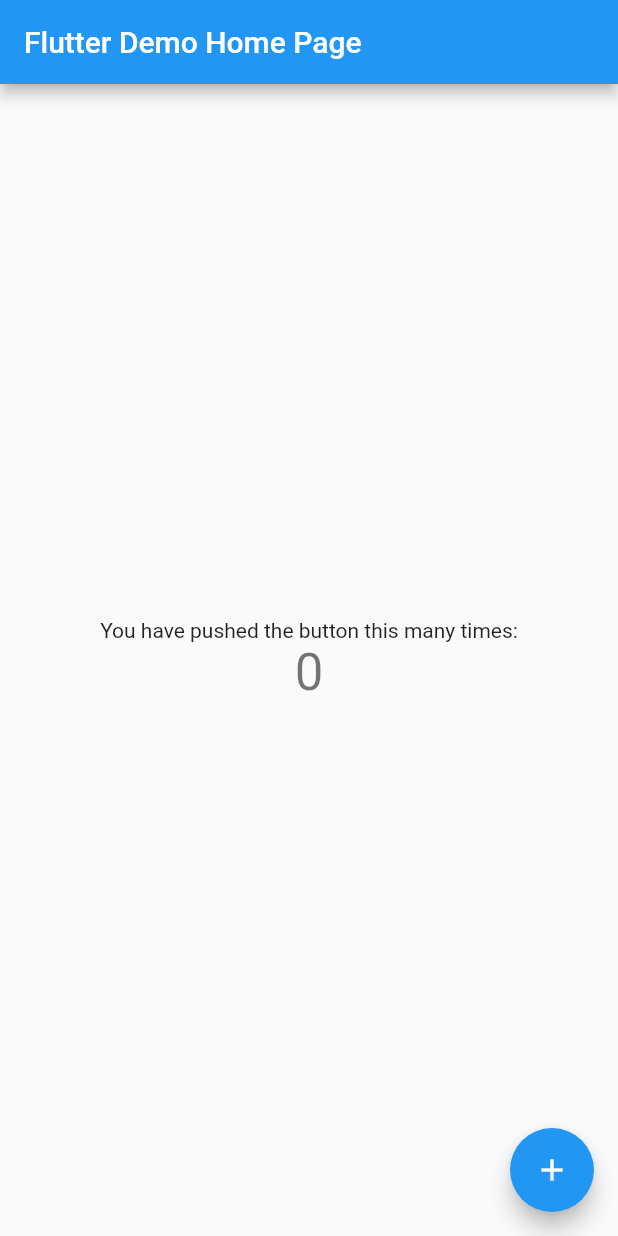
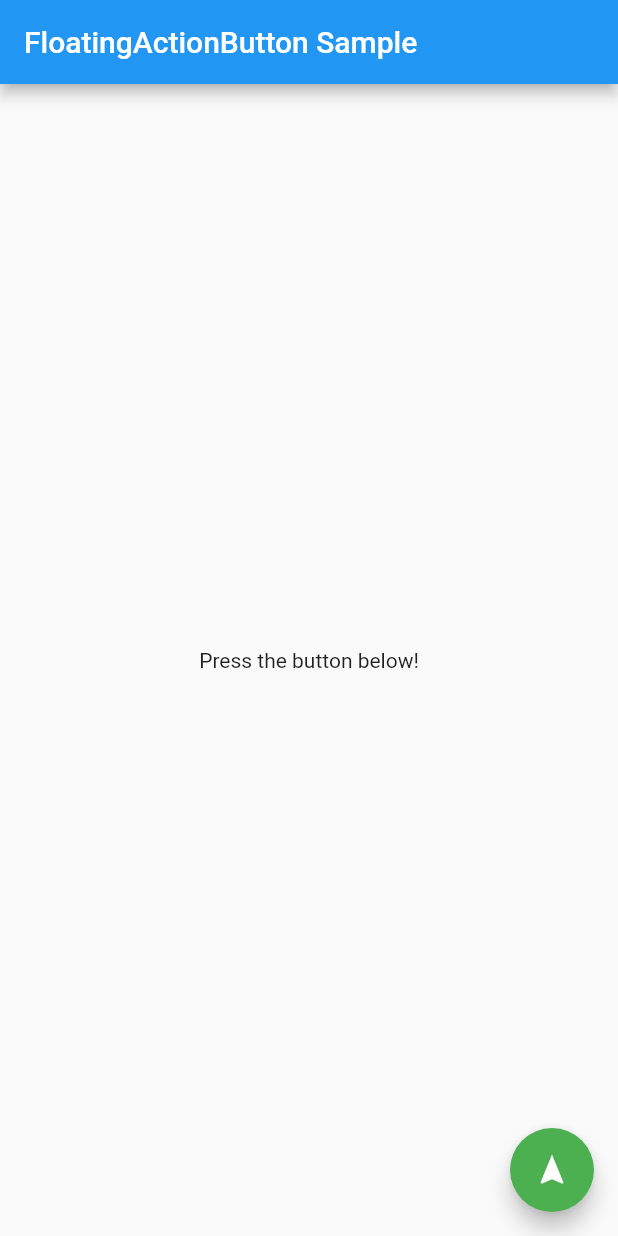
Before and after one commit to lisper-inmove/flutter-examples, a Flutter app: the screen it shows after launch, on a phone screen of 412 x 824 dp. Run offline on Flutter 3.47's test engine with Material 2 defaults, Android fonts, the phone set to English and light mode, and no system bars.

Commit message:
FloatingActionButton example 1

```diff
--- a/lib/main.dart
+++ b/lib/main.dart
@@ -1,115 +1,35 @@
 import 'package:flutter/material.dart';
 
-void main() {
-  runApp(const MyApp());
-}
+void main() => runApp(const MyApp());
 
 class MyApp extends StatelessWidget {
   const MyApp({super.key});
 
-  // This widget is the root of your application.
   @override
   Widget build(BuildContext context) {
-    return MaterialApp(
-      title: 'Flutter Demo',
-      theme: ThemeData(
-        // This is the theme of your application.
-        //
-        // Try running your application with "flutter run". You'll see the
-        // application has a blue toolbar. Then, without quitting the app, try
-        // changing the primarySwatch below to Colors.green and then invoke
-        // "hot reload" (press "r" in the console where you ran "flutter run",
-        // or simply save your changes to "hot reload" in a Flutter IDE).
-        // Notice that the counter didn't reset back to zero; the application
-        // is not restarted.
-        primarySwatch: Colors.blue,
-      ),
-      home: const MyHomePage(title: 'Flutter Demo Home Page'),
+    return const MaterialApp(
+      home: FabExample(),
     );
   }
 }
 
-class MyHomePage extends StatefulWidget {
-  const MyHomePage({super.key, required this.title});
-
-  // This widget is the home page of your application. It is stateful, meaning
-  // that it has a State object (defined below) that contains fields that affect
-  // how it looks.
-
-  // This class is the configuration for the state. It holds the values (in this
-  // case the title) provided by the parent (in this case the App widget) and
-  // used by the build method of the State. Fields in a Widget subclass are
-  // always marked "final".
-
-  final String title;
-
-  @override
-  State<MyHomePage> createState() => _MyHomePageState();
-}
-
-class _MyHomePageState extends State<MyHomePage> {
-  int _counter = 0;
-
-  void _incrementCounter() {
-    setState(() {
-      // This call to setState tells the Flutter framework that something has
-      // changed in this State, which causes it to rerun the build method below
-      // so that the display can reflect the updated values. If we changed
-      // _counter without calling setState(), then the build method would not be
-      // called again, and so nothing would appear to happen.
-      _counter++;
-    });
-  }
+class FabExample extends StatelessWidget {
+  const FabExample({super.key});
 
   @override
   Widget build(BuildContext context) {
-    // This method is rerun every time setState is called, for instance as done
-    // by the _incrementCounter method above.
-    //
-    // The Flutter framework has been optimized to make rerunning build methods
-    // fast, so that you can just rebuild anything that needs updating rather
-    // than having to individually change instances of widgets.
     return Scaffold(
       appBar: AppBar(
-        // Here we take the value from the MyHomePage object that was created by
-        // the App.build method, and use it to set our appbar title.
-        title: Text(widget.title),
+        title: const Text('FloatingActionButton Sample'),
       ),
-      body: Center(
-        // Center is a layout widget. It takes a single child and positions it
-        // in the middle of the parent.
-        child: Column(
-          // Column is also a layout widget. It takes a list of children and
-          // arranges them vertically. By default, it sizes itself to fit its
-          // children horizontally, and tries to be as tall as its parent.
-          //
-          // Invoke "debug painting" (press "p" in the console, choose the
-          // "Toggle Debug Paint" action from the Flutter Inspector in Android
-          // Studio, or the "Toggle Debug Paint" command in Visual Studio Code)
-          // to see the wireframe for each widget.
-          //
-          // Column has various properties to control how it sizes itself and
-          // how it positions its children. Here we use mainAxisAlignment to
-          // center the children vertically; the main axis here is the vertical
-          // axis because Columns are vertical (the cross axis would be
-          // horizontal).
-          mainAxisAlignment: MainAxisAlignment.center,
-          children: <Widget>[
-            const Text(
-              'You have pushed the button this many times:',
-            ),
-            Text(
-              '$_counter',
-              style: Theme.of(context).textTheme.headlineMedium,
-            ),
-          ],
-        ),
+      body: const Center(child: Text('Press the button below!')),
+      floatingActionButton: FloatingActionButton(
+        onPressed: () {
+          // Add your onPressed code here!
+        },
+        backgroundColor: Colors.green,
+        child: const Icon(Icons.navigation),
       ),
-      floatingActionButton: FloatingActionButton(
-        onPressed: _incrementCounter,
-        tooltip: 'Increment',
-        child: const Icon(Icons.add),
-      ), // This trailing comma makes auto-formatting nicer for build methods.
     );
   }
 }
```
Also changed, not shown: 1 other file.
